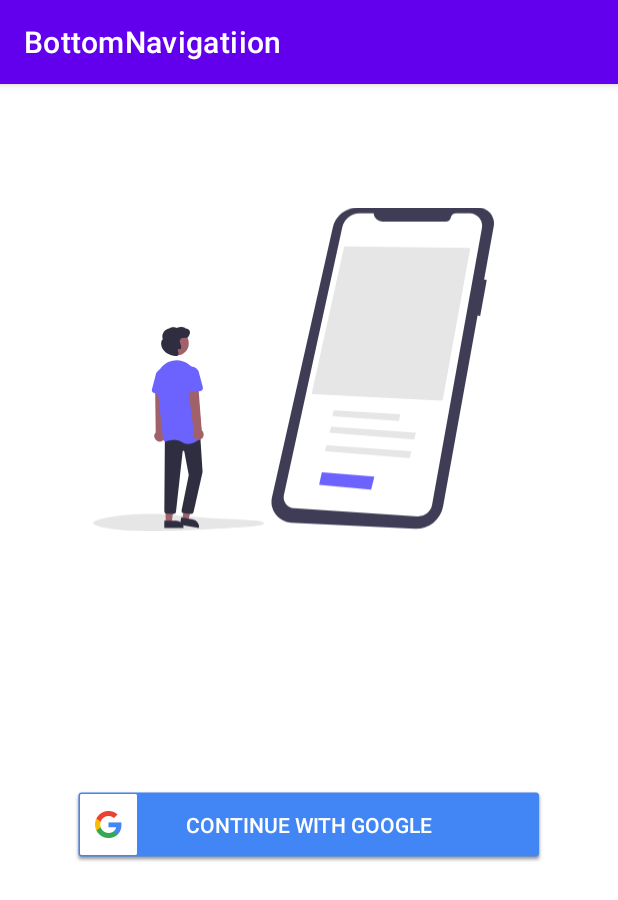
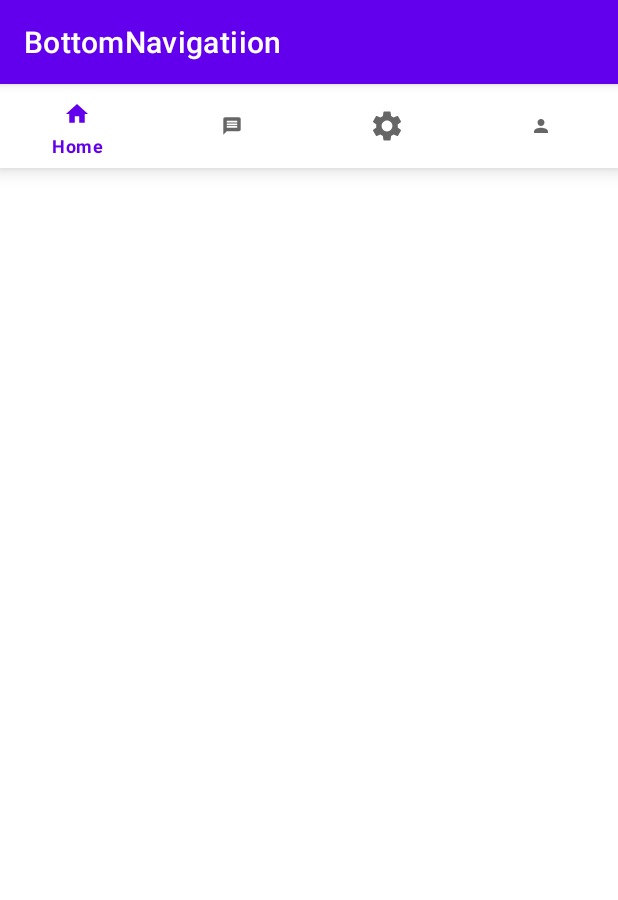
Before and after one commit to TusharAtrish/BottomNav, an Android app: the screen it shows after launch (MainActivity), on a phone screen of 412 x 824 dp. Shown: the top 900 px of the screen. Run offline under Robolectric (Android 15) with nearby library versions, the phone set to English and light mode, and no system bars; our stand-ins replace Firebase (no records; nobody signed in at launch, a user with empty details on screens opened directly), navigation-ui.

Commit message:
Revert "Added implementation for bottom navigation"

```diff
--- a/app/src/main/java/com/example/bottomnavigatiion/MainActivity.kt
+++ b/app/src/main/java/com/example/bottomnavigatiion/MainActivity.kt
@@ -2,63 +2,15 @@ package com.example.bottomnavigatiion
 
 import androidx.appcompat.app.AppCompatActivity
 import android.os.Bundle
-import android.view.MenuItem
-import android.view.View
-import androidx.navigation.NavController
 import androidx.navigation.findNavController
-import androidx.navigation.fragment.NavHostFragment
 import androidx.navigation.ui.setupWithNavController
-import com.example.bottomnavigatiion.databinding.ActivityMainBinding
 import com.google.android.material.bottomnavigation.BottomNavigationView
-import com.google.android.material.navigation.NavigationBarView
-import com.google.firebase.auth.FirebaseAuth
 
 class MainActivity : AppCompatActivity() {
-
-    private lateinit var binding: ActivityMainBinding
-    private lateinit var navController: NavController
-
     override fun onCreate(savedInstanceState: Bundle?) {
         super.onCreate(savedInstanceState)
-        binding = ActivityMainBinding.inflate(layoutInflater)
-        setContentView(binding.root)
-        initNavController()
-        checkAuth()
-        binding.bottomNavigationView.setOnItemSelectedListener {
-            onItemSelected(it)
-        }
-    }
+        setContentView(R.layout.activity_main)
 
-    private fun initNavController() {
-        val navHostFragment = supportFragmentManager.findFragmentById(R.id.nav_host_fragment) as NavHostFragment
-        navController = navHostFragment.navController
-    }
 
-    private fun checkAuth() {
-        if (FirebaseAuth.getInstance().currentUser == null) {
-            navController.navigate(R.id.signInFragment)
-            binding.bottomNavigationView.visibility = View.GONE
-        } else {
-            navController.navigate(R.id.homeFragment3)
-            binding.bottomNavigationView.visibility = View.VISIBLE
-        }
-    }
-
-    private fun onItemSelected(menuItem: MenuItem): Boolean {
-        when (menuItem.itemId) {
-            R.id.miMessages -> {
-                navController.navigate(R.id.messageFragment)
-            }
-            R.id.miSettings -> {
-                navController.navigate(R.id.settingsFragment)
-            }
-            R.id.miProfile -> {
-                navController.navigate(R.id.profileFragment)
-            }
-            else -> {
-                navController.navigate(R.id.homeFragment3)
-            }
-        }
-        return true
     }
 }
--- a/app/src/main/res/layout/activity_main.xml
+++ b/app/src/main/res/layout/activity_main.xml
@@ -28,7 +28,6 @@
         app:labelVisibilityMode="selected"
         app:layout_constraintEnd_toEndOf="parent"
         app:layout_constraintStart_toStartOf="parent"
-        app:layout_constraintBottom_toBottomOf="parent"
         app:menu="@menu/bottom_menu"
         tools:layout_editor_absoluteY="675dp" />
 
```
Also changed, not shown: app/src/main/res/layout/fragment_home.xml (+10 -0 lines).
